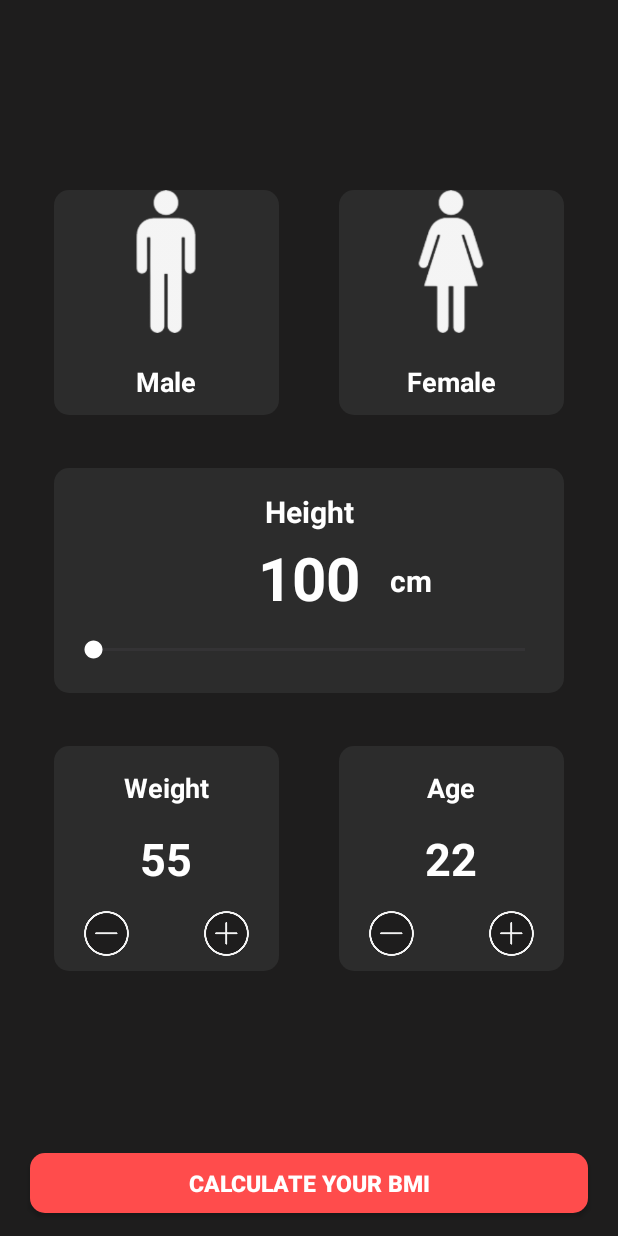
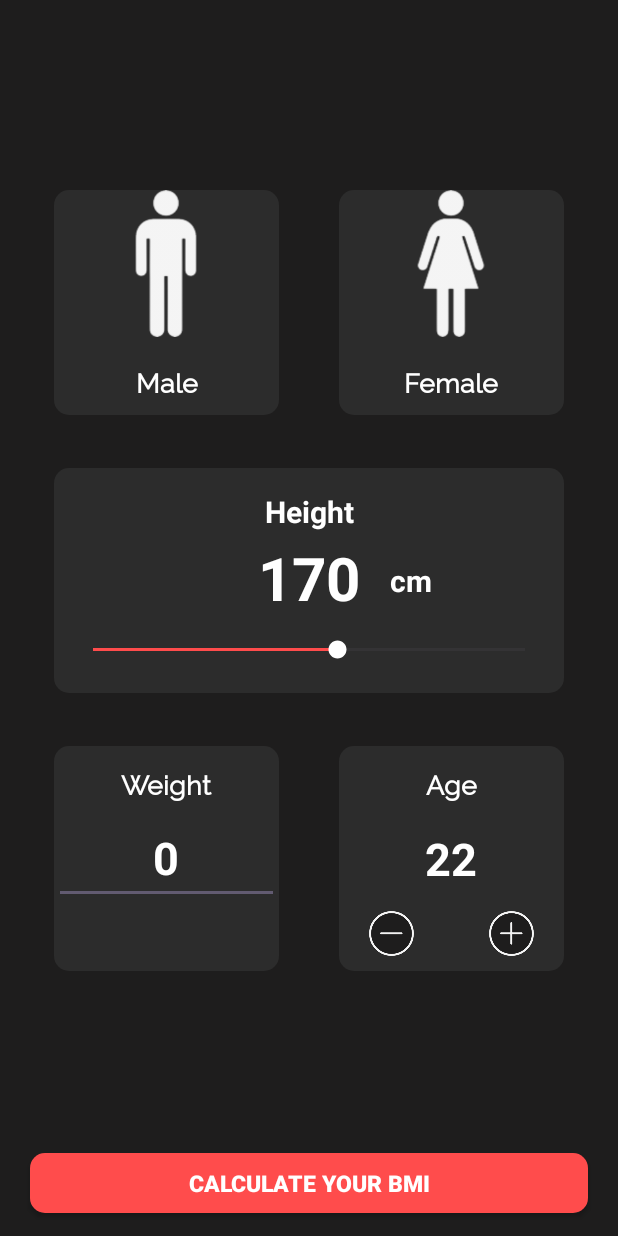
Before and after one commit to CarlosRiggio/Android_Fitness_APP, an Android app: the BMIActivity screen opened directly, with no data from a screen before it, on a phone screen of 412 x 824 dp. Run offline under Robolectric (Android 15) with nearby library versions, the phone set to English and light mode, and no system bars.

Commit message:
Created the BMI activity with all of the functionalites
Missing:
- perseverance
- txt recording
- home button

```diff
--- a/app/src/main/AndroidManifest.xml
+++ b/app/src/main/AndroidManifest.xml
@@ -13,6 +13,12 @@
         android:theme="@style/Theme.Fitness"
         tools:targetApi="31">
         <activity
+            android:name=".ResultBMIActivity"
+            android:exported="false" />
+        <activity
+            android:name=".SplashBMIActivity"
+            android:exported="false" />
+        <activity
             android:name=".BMIActivity"
             android:exported="false" />
         <activity
--- a/app/src/main/java/fitness/com/BMIActivity.java
+++ b/app/src/main/java/fitness/com/BMIActivity.java
@@ -1,14 +1,154 @@
 package fitness.com;
 
 import androidx.appcompat.app.AppCompatActivity;
+import androidx.core.content.ContextCompat;
 
+import android.content.Intent;
 import android.os.Bundle;
+import android.view.View;
+import android.widget.EditText;
+import android.widget.ImageView;
+import android.widget.RelativeLayout;
+import android.widget.SeekBar;
+import android.widget.TextView;
+import android.widget.Toast;
 
 public class BMIActivity extends AppCompatActivity {
+
+    TextView currentheight, currentage, currentweight;
+    ImageView incrementage, decrementage;
+    SeekBar seekbarforheight;
+    RelativeLayout male, female;
+
+    double weight = 55;
+    int age = 22;
+    int currentprogress;
+    String string_progress = "170";
+    String typeofuser = "0";
+    String string_weight = "55";
+    String string_age = "22";
 
     @Override
     protected void onCreate(Bundle savedInstanceState) {
         super.onCreate(savedInstanceState);
         setContentView(R.layout.activity_bmiactivity);
+
+
+        // finding all of the view object by id
+        currentheight = findViewById(R.id.current_height);
+        currentage = findViewById(R.id.current_age);
+        currentweight = findViewById(R.id.current_weight);
+
+        incrementage = findViewById(R.id.increment_age);
+        decrementage = findViewById(R.id.decrement_age);
+
+        seekbarforheight = findViewById(R.id.seekbar_for_height);
+
+        male = findViewById(R.id.male);
+        female = findViewById(R.id.female);
+
+        // clicking male button
+        male.setOnClickListener(new View.OnClickListener() {
+            @Override
+            public void onClick(View v) {
+                male.setBackground(ContextCompat.getDrawable(getApplicationContext(),R.drawable.malefemalefocus));
+                female.setBackground(ContextCompat.getDrawable(getApplicationContext(),R.drawable.malefemalenotfocus));
+                typeofuser="Male";
+
+            }
+        });
+
+        // clicking female button
+        female.setOnClickListener(new View.OnClickListener() {
+            @Override
+            public void onClick(View v) {
+                female.setBackground(ContextCompat.getDrawable(getApplicationContext(),R.drawable.malefemalefocus));
+                male.setBackground(ContextCompat.getDrawable(getApplicationContext(),R.drawable.malefemalenotfocus));
+                typeofuser="Female";
+            }
+        });
+
+        // loading the seek bar progress
+        seekbarforheight.setMax(300);
+        seekbarforheight.setProgress(170);
+        seekbarforheight.setOnSeekBarChangeListener(new SeekBar.OnSeekBarChangeListener() {
+            @Override
+            public void onProgressChanged(SeekBar seekBar, int progress, boolean fromUser) {
+
+                currentprogress = progress;
+                string_progress = String.valueOf(currentprogress);
+                currentheight.setText(string_progress);
+
+            }
+
+            @Override
+            public void onStartTrackingTouch(SeekBar seekBar) {
+
+            }
+
+            @Override
+            public void onStopTrackingTouch(SeekBar seekBar) {
+
+            }
+        });
+
+
+
+        // increment the age
+        incrementage.setOnClickListener(new View.OnClickListener() {
+            @Override
+            public void onClick(View v) {
+                age ++;
+                string_age = String.valueOf(age);
+                currentage.setText(string_age);
+            }
+        });
+
+        // decrement the age
+        decrementage.setOnClickListener(new View.OnClickListener() {
+            @Override
+            public void onClick(View v) {
+                age --;
+                string_age = String.valueOf(age);
+                currentage.setText(string_age);
+            }
+        });
+
+
+    }
+
+    public void openBMIResult(View view){
+
+        // getting the weight
+        string_weight = currentweight.getText().toString();
+        weight = Double.parseDouble(string_weight);
+
+        if(typeofuser.equals("0"))
+        {
+            Toast.makeText(getApplicationContext(),"Select Your Gender First",Toast.LENGTH_SHORT).show();
+        }
+        else if(string_progress.equals("0"))
+        {
+            Toast.makeText(getApplicationContext(),"Select Your Height First",Toast.LENGTH_SHORT).show();
+        }
+        else if(age == 0 || age < 0)
+        {
+            Toast.makeText(getApplicationContext(),"Select a Valid Age",Toast.LENGTH_SHORT).show();
+        }
+
+        else if(weight == 0 || weight < 0)
+        {
+            Toast.makeText(getApplicationContext(),"Select a Valid Weight",Toast.LENGTH_SHORT).show();
+        }
+        else {
+
+            Intent intent = new Intent(this, ResultBMIActivity.class);
+            intent.putExtra("gender", typeofuser);
+            intent.putExtra("string_height", string_progress);
+            intent.putExtra("string_weight", string_weight);
+            intent.putExtra("string_age", string_age);
+            startActivity(intent);
+
+        }
     }
 }
--- a/app/src/main/java/fitness/com/MainActivity.java
+++ b/app/src/main/java/fitness/com/MainActivity.java
@@ -14,8 +14,8 @@ public class MainActivity extends AppCompatActivity {
         setContentView(R.layout.activity_main);
     }
 
-    public void openIMBCalculator(View view){
-        Intent intent = new Intent(this, BMIActivity.class);
+    public void openBMICalculator(View view){
+        Intent intent = new Intent(this, SplashBMIActivity.class);
         startActivity(intent);
     }
 }
--- a/app/src/main/res/layout/activity_bmiactivity.xml
+++ b/app/src/main/res/layout/activity_bmiactivity.xml
@@ -39,7 +39,9 @@
             android:layout_above="@+id/text_male"
             android:layout_centerInParent="true"
             android:layout_marginBottom="20dp"
-            android:src="@drawable/male"></ImageView>
+            android:src="@drawable/male">
+
+        </ImageView>
 
         <TextView
             android:layout_width="match_parent"
@@ -49,6 +51,7 @@
             android:textColor="@color/white"
             android:id="@+id/text_male"
             android:text="Male"
+            android:fontFamily="@font/raleway"
             android:layout_alignParentBottom="true"
             android:layout_marginBottom="10dp"
             android:textAlignment="center">
@@ -76,7 +79,9 @@
             android:layout_above="@+id/text_female"
             android:layout_centerInParent="true"
             android:layout_marginBottom="20dp"
-            android:src="@drawable/female"></ImageView>
+            android:src="@drawable/female">
+
+        </ImageView>
 
         <TextView
             android:layout_width="match_parent"
@@ -86,6 +91,7 @@
             android:textColor="@color/white"
             android:id="@+id/text_female"
             android:text="Female"
+            android:fontFamily="@font/raleway"
             android:layout_alignParentBottom="true"
             android:layout_marginBottom="10dp"
             android:textAlignment="center">
@@ -114,6 +120,7 @@
             android:layout_height="wrap_content"
             android:textColor="@color/white"
             android:text="Weight"
+            android:fontFamily="@font/raleway"
             android:id="@+id/text_weight"
             android:textAlignment="center"
             android:textStyle="bold"
@@ -121,58 +128,22 @@
             android:layout_marginTop="15dp">
         </TextView>
 
-        <TextView
+        <EditText
             android:layout_width="match_parent"
             android:layout_height="wrap_content"
             android:id="@+id/current_weight"
-            android:text="55"
+            android:autofillHints=""
+            android:text="0"
+            android:hint="insert"
+            android:textColorHint="#fce1dc"
+            android:inputType="numberDecimal"
             android:textColor="@color/white"
             android:textSize="30sp"
             android:textStyle="bold"
             android:layout_centerInParent="true"
             android:textAlignment="center">
-        </TextView>
+        </EditText>
 
-        <!--creating the minus icon-->
-        <RelativeLayout
-            android:layout_width="wrap_content"
-            android:layout_height="wrap_content"
-            android:layout_alignParentBottom="true"
-            android:layout_marginStart="20dp"
-            android:background="@drawable/plusminus"
-            android:layout_marginBottom="10dp">
-
-
-            <ImageView
-                android:layout_width="30dp"
-                android:layout_height="30dp"
-                android:src="@drawable/minus"
-                android:id="@+id/decrement_weight">
-
-            </ImageView>
-
-        </RelativeLayout>
-
-        <!--creating the plus icon-->
-        <RelativeLayout
-            android:layout_width="wrap_content"
-            android:layout_height="wrap_content"
-            android:layout_alignParentBottom="true"
-            android:layout_marginEnd="20dp"
-            android:layout_alignParentEnd="true"
-            android:background="@drawable/plusminus"
-            android:layout_marginBottom="10dp">
-
-
-            <ImageView
-                android:layout_width="30dp"
-                android:layout_height="30dp"
-                android:src="@drawable/add"
-                android:id="@+id/increment_weight">
-
-            </ImageView>
-
-        </RelativeLayout>
 
     </RelativeLayout>
 
@@ -195,6 +166,7 @@
             android:layout_height="wrap_content"
             android:textColor="@color/white"
             android:text="Age"
+            android:fontFamily="@font/raleway"
             android:id="@+id/text_age"
             android:textAlignment="center"
             android:textStyle="bold"
@@ -257,23 +229,6 @@
 
     </RelativeLayout>
 
-
-
-
-
-
-
-
-
-
-
-
-
-
-
-
-
-
     <!--Creating the seek bar-->
     <RelativeLayout
         android:layout_width="340dp"
@@ -297,16 +252,16 @@
             android:layout_marginTop="15dp"/>
 
         <TextView
+            android:id="@+id/current_height"
             android:layout_width="wrap_content"
             android:layout_height="wrap_content"
-            android:text="100"
+            android:layout_alignParentBottom="true"
+            android:layout_centerInParent="true"
             android:layout_marginBottom="50dp"
+            android:text="170"
+            android:textColor="@color/white"
             android:textSize="40sp"
-            android:layout_alignParentBottom="true"
-            android:textColor="@color/white"
-            android:textStyle="bold"
-            android:layout_centerInParent="true"
-            android:id="@+id/current_height"/>
+            android:textStyle="bold" />
 
         <TextView
             android:layout_width="wrap_content"
@@ -349,13 +304,11 @@
         android:layout_marginRight="20dp"
         android:background="@drawable/buttonbackground"
         android:textStyle="bold"
+        android:onClick="openBMIResult"
         >
 
     </android.widget.Button>
 
 
 
-
-
-
 </RelativeLayout>
--- a/app/src/main/res/layout/activity_main.xml
+++ b/app/src/main/res/layout/activity_main.xml
@@ -79,7 +79,7 @@
         app:layout_constraintHorizontal_bias="0.0"
         app:layout_constraintStart_toStartOf="parent"
         app:layout_constraintTop_toBottomOf="@+id/button3"
-        android:onClick="openIMBCalculator"/>
+        android:onClick="openBMICalculator"/>
 
     <Button
         android:id="@+id/button5"
--- a/app/src/main/res/values/colors.xml
+++ b/app/src/main/res/values/colors.xml
@@ -3,6 +3,8 @@
     <color name="black">#FF000000</color>
     <color name="white">#FFFFFFFF</color>
     <color name="custom_blue">#0C91E0</color>
+    <color name="halfwarn">#483FC8</color>
+    <color name="warn">#FF1313</color>
 
 
 </resources>
--- a/build.gradle.kts
+++ b/build.gradle.kts
@@ -1,4 +1,4 @@
 // Top-level build file where you can add configuration options common to all sub-projects/modules.
 plugins {
-    id("com.android.application") version "8.1.3" apply false
+    id("com.android.application") version "8.2.1" apply false
 }
```
Also changed, not shown: app/src/main/java/fitness/com/ResultBMIActivity.java (added, +114 -0 lines), app/src/main/java/fitness/com/SplashBMIActivity.java (added, +29 -0 lines), app/src/main/res/layout/activity_result_bmiactivity.xml (added, +95 -0 lines), app/src/main/res/layout/activity_splash_bmiactivity.xml (added, +34 -0 lines), app/src/main/res/font/playlist.ttf (added), app/src/main/res/font/raleway.ttf (added), gradle/wrapper/gradle-wrapper.properties.
